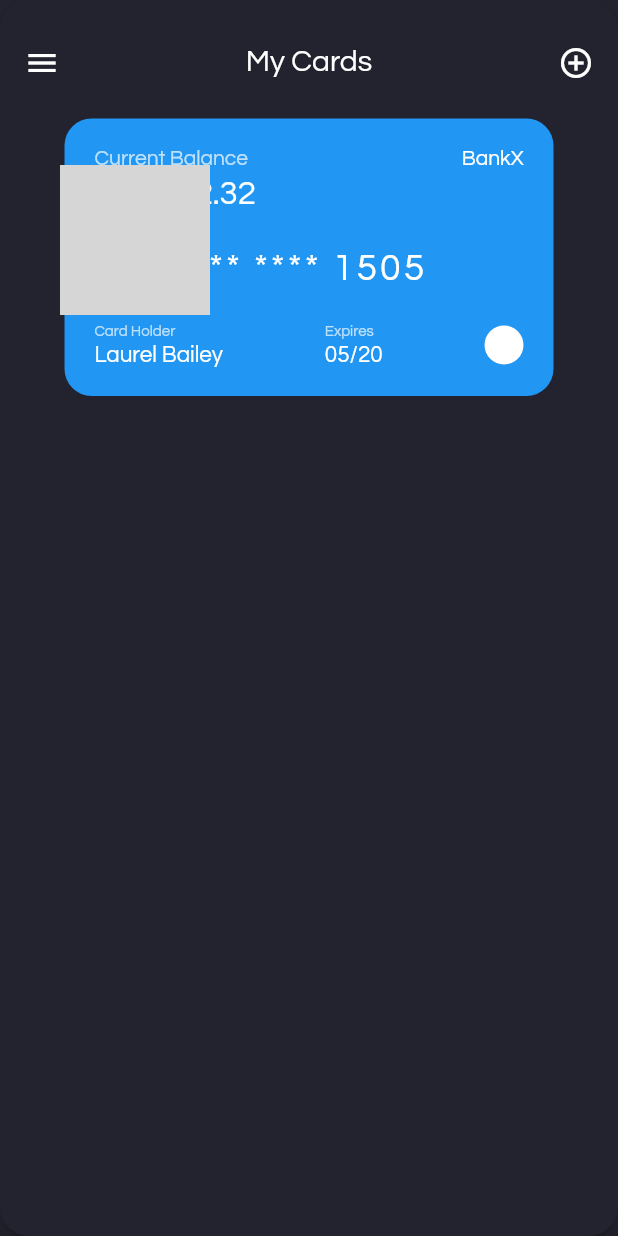
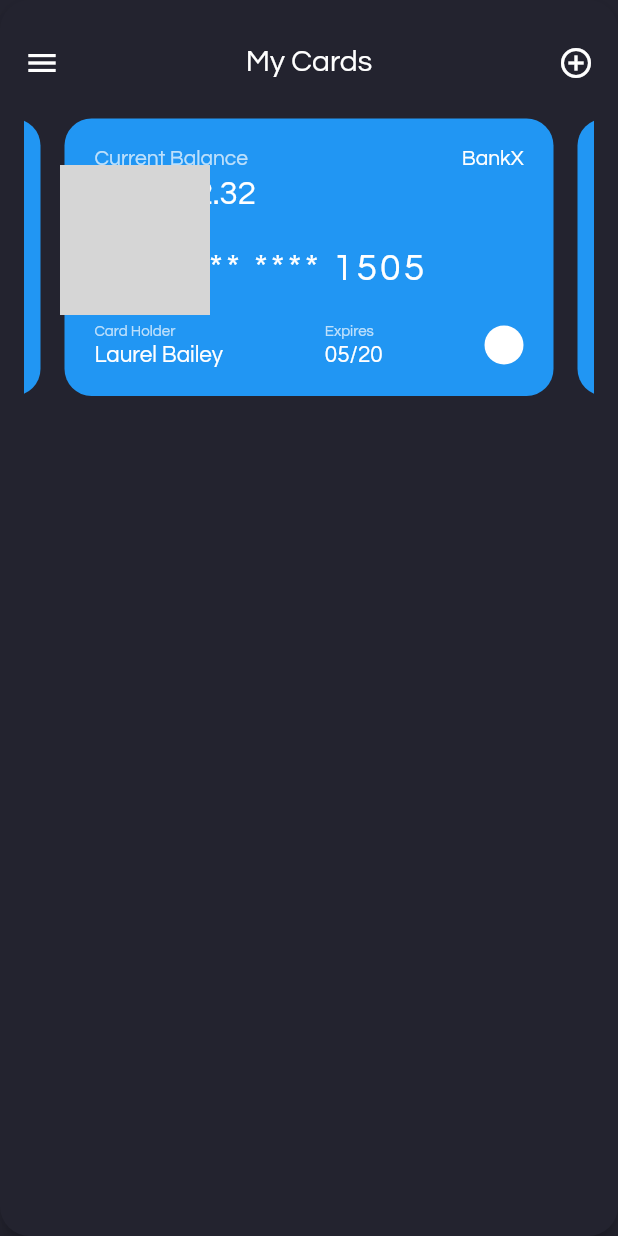
Before and after one commit to JAtoms/Flutter_Menu, a Flutter app: the screen it shows after launch, on a phone screen of 412 x 824 dp. Run offline on Flutter 3.47's test engine with Material 2 defaults, Android fonts, the light colour scheme and no system bars; network calls fail; grey boxes are pictures that could not be loaded.

Commit message:
Code refactor

```diff
--- /dev/null
+++ b/lib/components/credit_card_component.dart
@@ -0,0 +1,118 @@
+import 'package:flutter/material.dart';
+
+class CreditCardWidget extends StatelessWidget {
+  CreditCardWidget({
+    required this.color,
+    required this.currentBalance,
+    required this.bankName,
+    required this.cardNumber,
+    required this.holderName,
+    required this.expiryDate,
+  });
+
+  final Color color;
+  final String currentBalance, bankName, cardNumber, holderName, expiryDate;
+
+
+  @override
+  Widget build(BuildContext context) {
+    return Padding(
+      padding: const EdgeInsets.only(top: 25, bottom: 25),
+      child: Container(
+          margin: EdgeInsets.symmetric(horizontal: 8),
+          width: 100,
+          decoration: BoxDecoration(
+            color: color,
+            borderRadius: BorderRadius.circular(18),
+            // boxShadow: [
+            //   BoxShadow(
+            //       color: color,
+            //       blurRadius: 15,
+            //       spreadRadius: 0.0,
+            //       offset: Offset(-2.0, 2.0))
+            // ],
+          ),
+          child: Padding(
+            padding: const EdgeInsets.symmetric(horizontal: 20, vertical: 20),
+            child: Column(
+              crossAxisAlignment: CrossAxisAlignment.start,
+              mainAxisAlignment: MainAxisAlignment.spaceBetween,
+              children: [
+                Column(
+                  crossAxisAlignment: CrossAxisAlignment.start,
+                  children: [
+                    Row(
+                      mainAxisAlignment: MainAxisAlignment.spaceBetween,
+                      children: [
+                        Text(
+                          'Current Balance',
+                          style: TextStyle(color: Colors.white70),
+                        ),
+                        Align(
+                          child: Text(
+                            bankName,
+                            style: TextStyle(
+                              color: Colors.white,
+                              fontWeight: FontWeight.w500,
+                            ),
+                          ),
+                        ),
+                      ],
+                    ),
+                    SizedBox(height: 5),
+                    Text(
+                      '\$$currentBalance',
+                      style: TextStyle(color: Colors.white, fontSize: 22),
+                    ),
+                  ],
+                ),
+                Text(
+                  '**** **** **** $cardNumber',
+                  style: TextStyle(
+                      color: Colors.white, fontSize: 25, letterSpacing: 2),
+                ),
+                Row(
+                  mainAxisAlignment: MainAxisAlignment.spaceBetween,
+                  children: [
+                    // Card holder
+                    Column(
+                      crossAxisAlignment: CrossAxisAlignment.start,
+                      children: [
+                        Text(
+                          'Card Holder',
+                          style: TextStyle(color: Colors.white70, fontSize: 10),
+                        ),
+                        SizedBox(height: 3),
+                        Text(
+                          holderName,
+                          style: TextStyle(color: Colors.white, fontSize: 15),
+                        ),
+                      ],
+                    ),
+                    // Card Expires
+                    Column(
+                      crossAxisAlignment: CrossAxisAlignment.start,
+                      children: [
+                        Text(
+                          'Expires',
+                          style: TextStyle(color: Colors.white70, fontSize: 10),
+                        ),
+                        SizedBox(height: 3),
+                        Text(
+                          expiryDate,
+                          style: TextStyle(color: Colors.white, fontSize: 15),
+                        ),
+                      ],
+                    ),
+                    CircleAvatar(
+                      backgroundColor: Colors.white,
+                      maxRadius: 13,
+                    )
+                  ],
+                ),
+              ],
+            ),
+          )),
+    );
+  }
+}
--- /dev/null
+++ b/lib/components/menu_item_component.dart
@@ -0,0 +1,40 @@
+import 'package:flutter/material.dart';
+
+class MenuItem extends StatelessWidget {
+  MenuItem(
+      {required this.icon,
+        this.textColor = Colors.white,
+        required this.text,
+        this.fontWeight = FontWeight.normal,
+        this.fontSize = 18});
+
+  final Icon icon;
+  final String text;
+  Color textColor;
+  FontWeight fontWeight;
+  double fontSize;
+
+  @override
+  Widget build(BuildContext context) {
+    return Row(
+      mainAxisAlignment: MainAxisAlignment.start,
+      children: [
+        Align(
+          alignment: Alignment.center,
+          child: icon,
+        ),
+        Align(
+          alignment: Alignment.center,
+          child: Padding(
+            padding: const EdgeInsets.only(left: 8),
+            child: Text(text,
+                style: TextStyle(
+                    color: textColor,
+                    fontSize: fontSize,
+                    fontWeight: fontWeight)),
+          ),
+        ),
+      ],
+    );
+  }
+}
--- a/lib/dashboard/menu_dashboard_layout.dart
+++ b/lib/dashboard/menu_dashboard_layout.dart
@@ -1,6 +1,9 @@
 import 'package:flutter/cupertino.dart';
 import 'package:flutter/material.dart';
+import 'package:menu_dashboard/components/credit_card_component.dart';
+import 'package:menu_dashboard/components/menu_item_component.dart';
 import 'package:menu_dashboard/constants.dart';
+import 'package:menu_dashboard/dataFile.dart';
 
 class MenuDashBoard extends StatefulWidget {
   @override
@@ -14,7 +17,9 @@ class _MenuDashBoardState extends State<MenuDashBoard> {
 
   @override
   Widget build(BuildContext context) {
-    Size size = MediaQuery.of(context).size;
+    Size size = MediaQuery
+        .of(context)
+        .size;
     screenHeight = size.height;
     screenWidth = size.width;
     return Scaffold(
@@ -147,7 +152,14 @@ class _MenuDashBoardState extends State<MenuDashBoard> {
   }
 
   Widget dashboard(context) {
-    int _index = 0;
+    List<CardTemplate> listOfCards = [];
+
+    listOfCards = [
+      CardTemplate('12,432.32', 'BankX', '1505', 'Laurel Bailey', '05/20'),
+      CardTemplate('12,432.32', 'BankX', '1505', 'Laurel Bailey', '05/20'),
+      CardTemplate('12,432.32', 'BankX', '1505', 'Laurel Bailey', '05/20'),
+    ];
+
     return AnimatedPositioned(
       duration: animationDuration,
       top: isCollapsed ? 0 : (0.1 * screenHeight),
@@ -189,26 +201,16 @@ class _MenuDashBoardState extends State<MenuDashBoard> {
                     height: 225,
                     child: PageView(
                       controller:
-                          PageController(initialPage: 1, viewportFraction: 0.9),
+                      PageController(initialPage: 1, viewportFraction: 0.9),
                       pageSnapping: true,
                       scrollDirection: Axis.horizontal,
                       onPageChanged: (int index) {
                         print(index);
                         setState(() {
-                          _index = index;
-                          print(_index);
+
                         });
                       },
-                      children: [
-                        CardWidget(
-                          color: Colors.blue,
-                          currentBalance: '12,432.32',
-                          bankName: 'BankX',
-                          cardNumber: '1505',
-                          holderName: 'Laurel Bailey',
-                          expiryDate: '05/20',
-                        ),
-                      ],
+                      children: listOfCardWidgets(listOfCards),
                     ),
                   ),
                 ),
@@ -221,162 +223,55 @@ class _MenuDashBoardState extends State<MenuDashBoard> {
   }
 }
 
-class MenuItem extends StatelessWidget {
-  MenuItem(
-      {required this.icon,
-      this.textColor = Colors.white,
-      required this.text,
-      this.fontWeight = FontWeight.normal,
-      this.fontSize = 18});
 
-  final Icon icon;
-  final String text;
-  Color textColor;
-  FontWeight fontWeight;
-  double fontSize;
 
-  @override
-  Widget build(BuildContext context) {
-    return Row(
-      mainAxisAlignment: MainAxisAlignment.start,
-      children: [
-        Align(
-          alignment: Alignment.center,
-          child: icon,
-        ),
-        Align(
-          alignment: Alignment.center,
-          child: Padding(
-            padding: const EdgeInsets.only(left: 8),
-            child: Text(text,
-                style: TextStyle(
-                    color: textColor,
-                    fontSize: fontSize,
-                    fontWeight: fontWeight)),
-          ),
-        ),
-      ],
+List<Widget> listOfCardWidgets(List<CardTemplate> listOfCards) {
+
+  List<CreditCardWidget> _listOfCreditCards = [];
+
+  for (CardTemplate i in listOfCards) {
+    _listOfCreditCards.add(
+        CreditCardWidget(
+          color: Colors.blue,
+          holderName: i.holderName,
+          cardNumber: i.cardNumber,
+          expiryDate: i.expiryDate,
+          currentBalance: i.currentBalance,
+          bankName: i.bankName,)
     );
   }
+
+  return _listOfCreditCards;
 }
 
-class CardWidget extends StatefulWidget {
-  CardWidget({
-    required this.color,
-    required this.currentBalance,
-    required this.bankName,
-    required this.cardNumber,
-    required this.holderName,
-    required this.expiryDate,
-  });
-
-  final Color color;
-  final String currentBalance, bankName, cardNumber, holderName, expiryDate;
-
-  @override
-  _CardWidgetState createState() => _CardWidgetState();
-}
-
-class _CardWidgetState extends State<CardWidget> {
-  @override
-  Widget build(BuildContext context) {
-    return Padding(
-      padding: const EdgeInsets.only(top: 25, bottom: 25),
-      child: Container(
-          margin: EdgeInsets.symmetric(horizontal: 8),
-          width: 100,
-          decoration: BoxDecoration(
-            color: widget.color,
-            borderRadius: BorderRadius.circular(18),
-            // boxShadow: [
-            //   BoxShadow(
-            //       color: color,
-            //       blurRadius: 15,
-            //       spreadRadius: 0.0,
-            //       offset: Offset(-2.0, 2.0))
-            // ],
-          ),
-          child: Padding(
-            padding: const EdgeInsets.symmetric(horizontal: 20, vertical: 20),
-            child: Column(
-              crossAxisAlignment: CrossAxisAlignment.start,
-              mainAxisAlignment: MainAxisAlignment.spaceBetween,
-              children: [
-                Column(
-                  crossAxisAlignment: CrossAxisAlignment.start,
-                  children: [
-                    Row(
-                      mainAxisAlignment: MainAxisAlignment.spaceBetween,
-                      children: [
-                        Text(
-                          'Current Balance',
-                          style: TextStyle(color: Colors.white70),
-                        ),
-                        Align(
-                          child: Text(
-                            widget.bankName,
-                            style: TextStyle(
-                              color: Colors.white,
-                              fontWeight: FontWeight.w500,
-                            ),
-                          ),
-                        ),
-                      ],
-                    ),
-                    SizedBox(height: 5),
-                    Text(
-                      '\$${widget.currentBalance}',
-                      style: TextStyle(color: Colors.white, fontSize: 22),
-                    ),
-                  ],
-                ),
-                Text(
-                  '**** **** **** ${widget.cardNumber}',
-                  style: TextStyle(
-                      color: Colors.white, fontSize: 25, letterSpacing: 2),
-                ),
-                Row(
-                  mainAxisAlignment: MainAxisAlignment.spaceBetween,
-                  children: [
-                    // Card holder
-                    Column(
-                      crossAxisAlignment: CrossAxisAlignment.start,
-                      children: [
-                        Text(
-                          'Card Holder',
-                          style: TextStyle(color: Colors.white70, fontSize: 10),
-                        ),
-                        SizedBox(height: 3),
-                        Text(
-                          widget.holderName,
-                          style: TextStyle(color: Colors.white, fontSize: 15),
-                        ),
-                      ],
-                    ),
-                    // Card Expires
-                    Column(
-                      crossAxisAlignment: CrossAxisAlignment.start,
-                      children: [
-                        Text(
-                          'Expires',
-                          style: TextStyle(color: Colors.white70, fontSize: 10),
-                        ),
-                        SizedBox(height: 3),
-                        Text(
-                          widget.expiryDate,
-                          style: TextStyle(color: Colors.white, fontSize: 15),
-                        ),
-                      ],
-                    ),
-                    CircleAvatar(
-                      backgroundColor: Colors.white,
-                      maxRadius: 13,
-                    )
-                  ],
-                ),
-              ],
-            ),
-          )),
-    );
-  }
-}
+// class ListOfCardWidgets extends StatelessWidget {
+//
+//   List<CardTemplate> listOfCards = [];
+//
+//   ListOfCardWidgets({required this.listOfCards});
+//
+//   List<CreditCardWidget> _listOfCreditCards = [];
+//
+//   @override
+//   Widget build(BuildContext context) {
+//     for (CardTemplate i in listOfCards) {
+//       _listOfCreditCards.add(
+//           CreditCardWidget(
+//             color: Colors.blue,
+//             holderName: i.holderName,
+//             cardNumber: i.cardNumber,
+//             expiryDate: i.expiryDate,
+//             currentBalance: i.currentBalance,
+//             bankName: i.bankName,);
+//       );
+//     }
+//     return CreditCardWidget(
+//       color: Colors.blue,
+//       currentBalance: '12,432.32',
+//       bankName: 'BankX',
+//       cardNumber: '1505',
+//       holderName: 'Laurel Bailey',
+//       expiryDate: '05/20',
+//     );
+//   }
+// }
--- a/lib/dataFile.dart
+++ b/lib/dataFile.dart
@@ -0,0 +1,17 @@
+class CardTemplate{
+  String _currentBalance, _bankName, _cardNumber, _holderName, _expiryDate;
+
+
+  CardTemplate(this._currentBalance, this._bankName, this._cardNumber,
+      this._holderName, this._expiryDate);
+
+  get expiryDate => _expiryDate;
+
+  get holderName => _holderName;
+
+  get cardNumber => _cardNumber;
+
+  get bankName => _bankName;
+
+  String get currentBalance => _currentBalance;
+}
```
